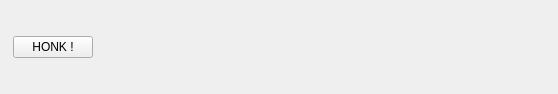
Auliyaa/arduboy-manager, file ui/GameWidget.ui: the form before one commit.
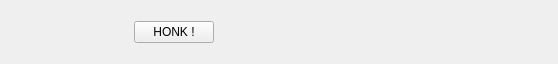
The form after the commit.

The edit to the form file:
```diff
--- a/ui/GameWidget.ui
+++ b/ui/GameWidget.ui
@@ -7,7 +7,7 @@
     <x>0</x>
     <y>0</y>
     <width>558</width>
-    <height>94</height>
+    <height>64</height>
    </rect>
   </property>
   <property name="sizePolicy">
@@ -34,6 +34,18 @@
    </property>
    <item>
     <widget class="QLabel" name="banner">
+     <property name="minimumSize">
+      <size>
+       <width>128</width>
+       <height>64</height>
+      </size>
+     </property>
+     <property name="maximumSize">
+      <size>
+       <width>128</width>
+       <height>64</height>
+      </size>
+     </property>
      <property name="text">
       <string/>
      </property>
```
